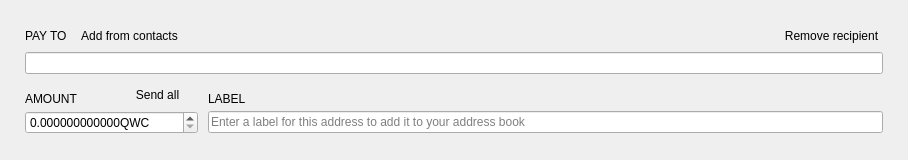
Above: src/Gui/Send/TransferFrame.ui from qwertycoin-org/qwertycoin-zero before the change. Below: the same form after it.
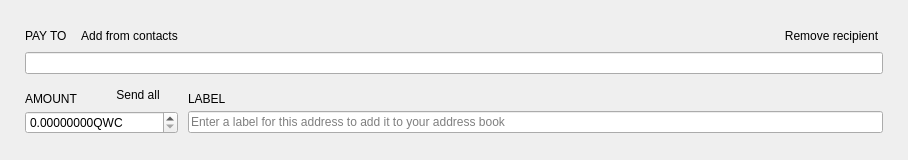
That is the form after the change. Custom widgets are drawn as their Qt base class.

```diff
--- a/src/Gui/Send/TransferFrame.ui
+++ b/src/Gui/Send/TransferFrame.ui
@@ -249,10 +249,10 @@
         <string notr="true">QWC</string>
        </property>
        <property name="decimals">
-        <number>12</number>
+        <number>8</number>
        </property>
        <property name="maximum">
-        <double>1000000000000.000000000000000</double>
+        <double>100000000.00000000</double>
        </property>
       </widget>
      </item>
```
